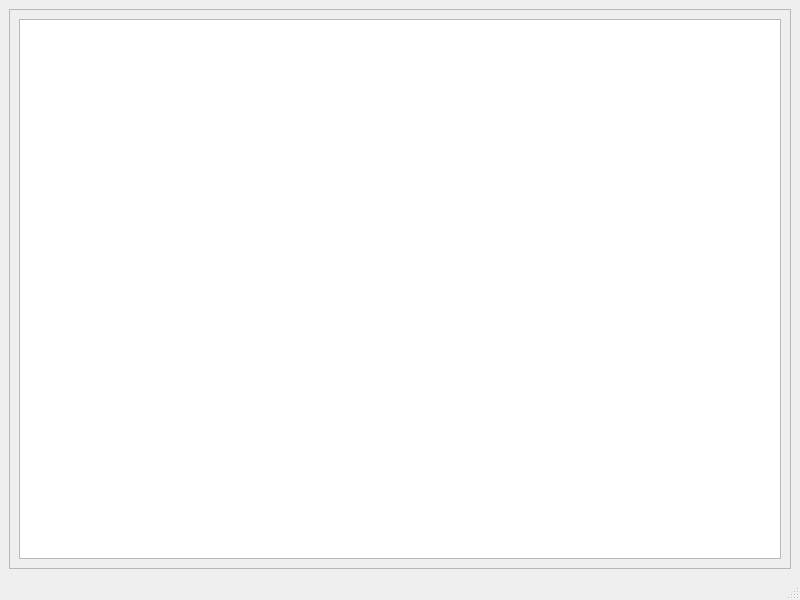
Before: the Qt Designer form view/tree.ui in antoniofernandodj/mvvm, drawn with Qt 5.
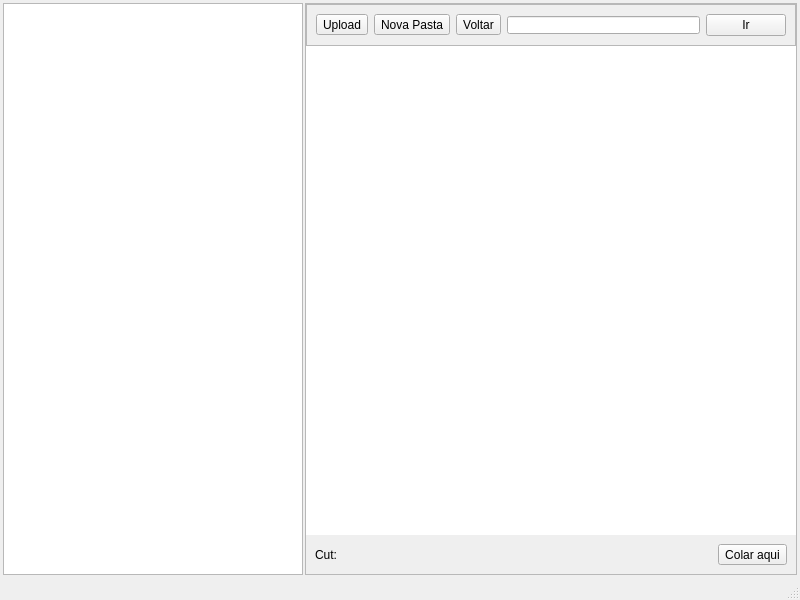
After: the same form once the commit is applied.

```diff
--- a/view/tree.ui
+++ b/view/tree.ui
@@ -14,7 +14,62 @@
    <string>MainWindow</string>
   </property>
   <widget class="QWidget" name="centralwidget">
-   <layout class="QVBoxLayout" name="verticalLayout">
+   <layout class="QHBoxLayout" name="horizontalLayout_2">
+    <property name="spacing">
+     <number>2</number>
+    </property>
+    <property name="leftMargin">
+     <number>3</number>
+    </property>
+    <property name="topMargin">
+     <number>3</number>
+    </property>
+    <property name="rightMargin">
+     <number>3</number>
+    </property>
+    <property name="bottomMargin">
+     <number>3</number>
+    </property>
+    <item>
+     <widget class="QFrame" name="frame_4">
+      <property name="maximumSize">
+       <size>
+        <width>300</width>
+        <height>16777215</height>
+       </size>
+      </property>
+      <property name="frameShape">
+       <enum>QFrame::Shape::StyledPanel</enum>
+      </property>
+      <property name="frameShadow">
+       <enum>QFrame::Shadow::Raised</enum>
+      </property>
+      <layout class="QVBoxLayout" name="verticalLayout">
+       <property name="spacing">
+        <number>0</number>
+       </property>
+       <property name="leftMargin">
+        <number>0</number>
+       </property>
+       <property name="topMargin">
+        <number>0</number>
+       </property>
+       <property name="rightMargin">
+        <number>0</number>
+       </property>
+       <property name="bottomMargin">
+        <number>0</number>
+       </property>
+       <item>
+        <widget class="QTreeView" name="treeView">
+         <property name="styleSheet">
+          <string notr="true">border: 0px;</string>
+         </property>
+        </widget>
+       </item>
+      </layout>
+     </widget>
+    </item>
     <item>
      <widget class="QFrame" name="frame">
       <property name="frameShape">
@@ -24,8 +79,125 @@
        <enum>QFrame::Shadow::Raised</enum>
       </property>
       <layout class="QVBoxLayout" name="verticalLayout_2">
+       <property name="spacing">
+        <number>0</number>
+       </property>
+       <property name="leftMargin">
+        <number>0</number>
+       </property>
+       <property name="topMargin">
+        <number>0</number>
+       </property>
+       <property name="rightMargin">
+        <number>0</number>
+       </property>
+       <property name="bottomMargin">
+        <number>0</number>
+       </property>
        <item>
-        <widget class="QTreeView" name="treeView"/>
+        <widget class="QFrame" name="frame_2">
+         <property name="frameShape">
+          <enum>QFrame::Shape::StyledPanel</enum>
+         </property>
+         <property name="frameShadow">
+          <enum>QFrame::Shadow::Raised</enum>
+         </property>
+         <layout class="QGridLayout" name="gridLayout">
+          <item row="0" column="2">
+           <widget class="QToolButton" name="voltar_button">
+            <property name="text">
+             <string>Voltar</string>
+            </property>
+           </widget>
+          </item>
+          <item row="0" column="4">
+           <widget class="QPushButton" name="ir_button">
+            <property name="text">
+             <string>Ir</string>
+            </property>
+           </widget>
+          </item>
+          <item row="0" column="3">
+           <widget class="QLineEdit" name="lineEdit">
+            <property name="styleSheet">
+             <string notr="true">padding-left: 5px; padding-right: 5px;</string>
+            </property>
+           </widget>
+          </item>
+          <item row="0" column="1">
+           <widget class="QToolButton" name="nova_pasta">
+            <property name="text">
+             <string>Nova Pasta</string>
+            </property>
+           </widget>
+          </item>
+          <item row="0" column="0">
+           <widget class="QToolButton" name="upload_button">
+            <property name="text">
+             <string>Upload</string>
+            </property>
+           </widget>
+          </item>
+         </layout>
+        </widget>
+       </item>
+       <item>
+        <widget class="QListView" name="listView">
+         <property name="styleSheet">
+          <string notr="true">border: 0px;</string>
+         </property>
+        </widget>
+       </item>
+       <item>
+        <widget class="QFrame" name="frame_3">
+         <property name="styleSheet">
+          <string notr="true">QFrame{ border: 0px; }</string>
+         </property>
+         <property name="frameShape">
+          <enum>QFrame::Shape::StyledPanel</enum>
+         </property>
+         <property name="frameShadow">
+          <enum>QFrame::Shadow::Raised</enum>
+         </property>
+         <layout class="QHBoxLayout" name="horizontalLayout">
+          <item>
+           <widget class="QLabel" name="aux_label">
+            <property name="enabled">
+             <bool>true</bool>
+            </property>
+            <property name="maximumSize">
+             <size>
+              <width>50</width>
+              <height>16777215</height>
+             </size>
+            </property>
+            <property name="styleSheet">
+             <string notr="true"/>
+            </property>
+            <property name="lineWidth">
+             <number>1</number>
+            </property>
+            <property name="text">
+             <string>Cut:</string>
+            </property>
+           </widget>
+          </item>
+          <item>
+           <widget class="QLabel" name="cutted_label">
+            <property name="text">
+             <string/>
+            </property>
+           </widget>
+          </item>
+          <item>
+           <widget class="QToolButton" name="colar_aqui_button">
+            <property name="text">
+             <string>Colar aqui</string>
+            </property>
+           </widget>
+          </item>
+         </layout>
+        </widget>
        </item>
       </layout>
      </widget>
```
Left out of the diff: 35 changed lines with no effect on the pictures.
